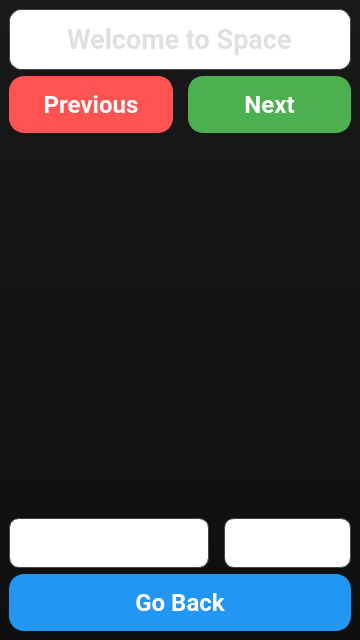
Qt form MonkeyZooManager/qt/ui/zoo_space.ui (woobe-studio/MonkeyZooManager) before a commit.
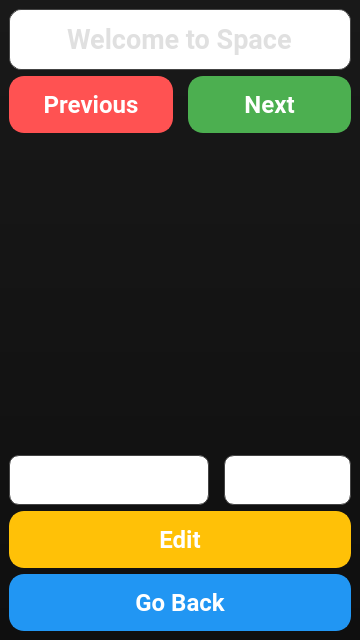
The same form after that commit.

Commit message: fixed now functionalities in space modify and go back works

```diff
--- a/MonkeyZooManager/qt/ui/zoo_space.ui
+++ b/MonkeyZooManager/qt/ui/zoo_space.ui
@@ -245,6 +245,45 @@
       </item>
      </layout>
     </item>
+    <item>
+     <widget class="QPushButton" name="Edit">
+      <property name="font">
+       <font>
+        <family>Roboto</family>
+        <pointsize>18</pointsize>
+        <bold>true</bold>
+       </font>
+      </property>
+      <property name="styleSheet">
+       <string notr="true">QPushButton {
+background-color: #FFC107;  /* Amber */
+color: #ffffff;
+border-radius: 15px;
+border: 2px solid #FFC107;
+padding: 12px;
+font-weight: bold;
+box-shadow: 0 4px 8px rgba(0, 0, 0, 0.2), 0 0 5px rgba(255, 255, 255, 0.2); /* Shadow with border glow */
+transition: background-color 0.3s, transform 0.3s, box-shadow 0.3s;
+}
+
+QPushButton:hover {
+background-color: #FFB300;  /* Darker amber on hover */
+transform: scale(1.05);
+box-shadow: 0 6px 12px rgba(0, 0, 0, 0.3), 0 0 7px rgba(255, 255, 255, 0.3); /* Enhanced shadow and glow on hover */
+}
+
+QPushButton:pressed {
+background-color: #FFA000;  /* Even darker amber on press */
+transform: scale(0.95);
+box-shadow: 0 2px 4px rgba(0, 0, 0, 0.2), 0 0 3px rgba(255, 255, 255, 0.2); /* Reduced shadow on press */
+}
+</string>
+      </property>
+      <property name="text">
+       <string>Edit</string>
+      </property>
+     </widget>
+    </item>
     <item>
      <widget class="QPushButton" name="GoBack">
       <property name="font">
```
The commit also changes 5 other files.
